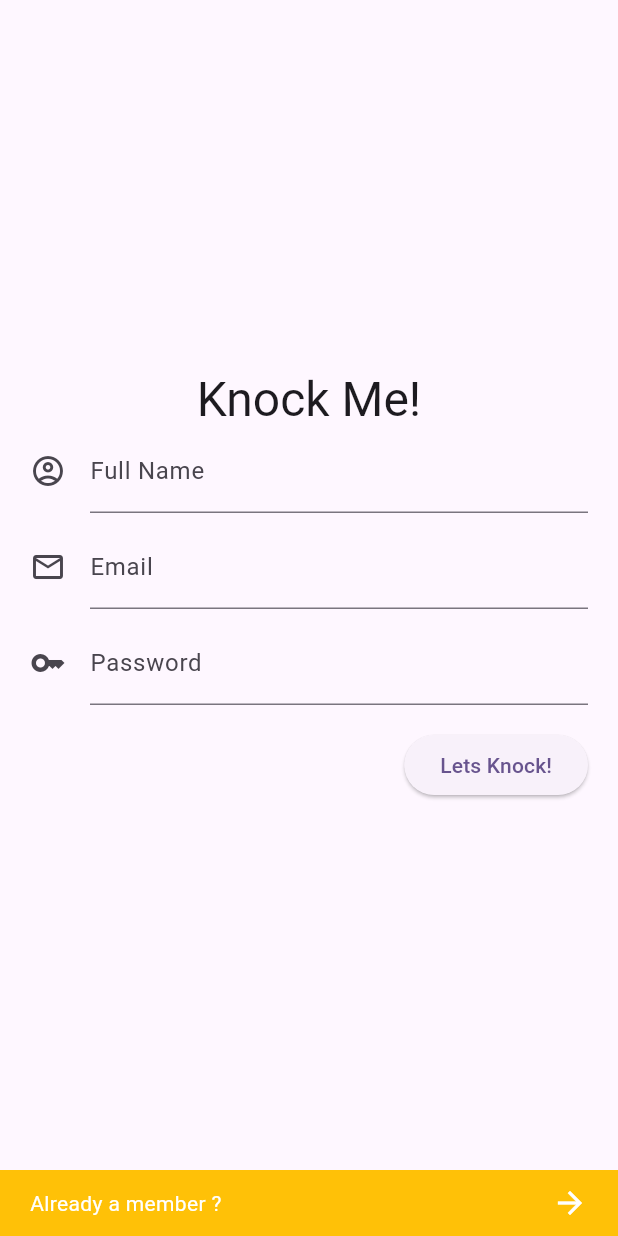
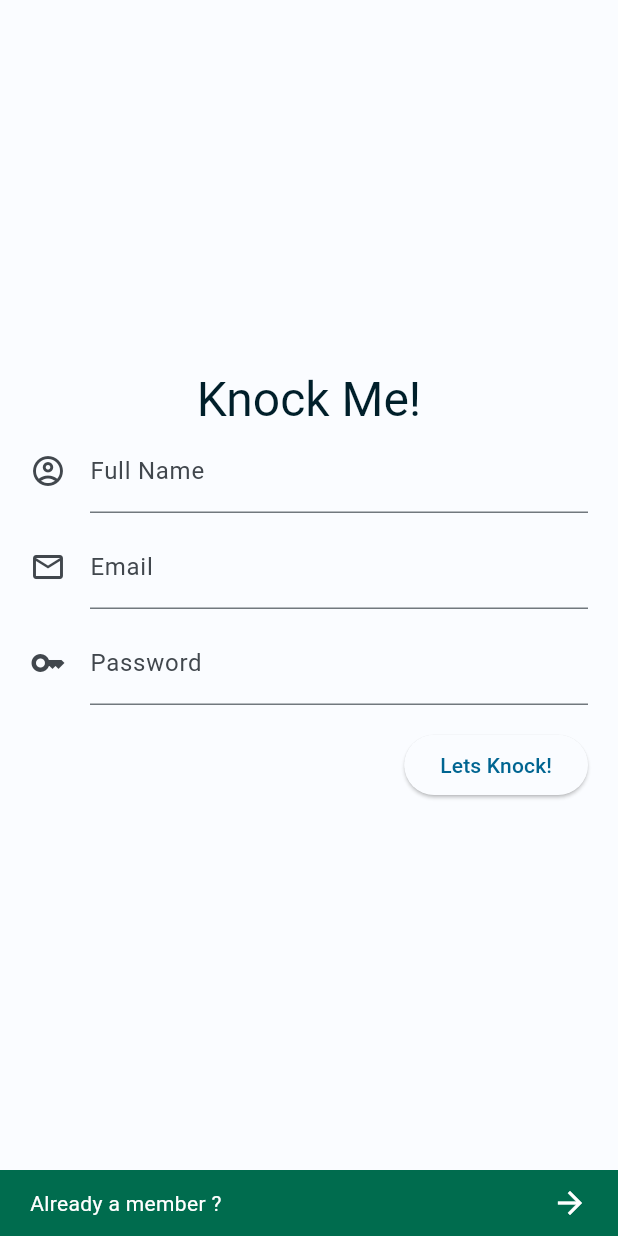
Before and after one commit to dipta-2707/knock_knock, a Flutter app: the screen it shows after launch, after a tap on "Join Now!", on a phone screen of 412 x 824 dp. Run offline on Flutter 3.47's test engine with Material 2 defaults, Android fonts, the phone set to English and light mode, and no system bars; our stand-ins replace cloud_firestore, firebase_auth, firebase_core, get, google_sign_in; missing offline and left inert: dart:ffi; accounts and stored records are empty; network calls fail.

Commit message:
add theme but not final

```diff
--- a/lib/api/api.dart
+++ b/lib/api/api.dart
@@ -127,7 +127,9 @@ class KnockApis {
         .snapshots();
   }
 
-  /// ----------------------   messages part -----------------
+  /// ----------------------   messages part ----------------- ------------------------
+  /// ============================================================
+  /// ========================                ======================
   // get message id
   static String getConversationId(String id) {
     if (currentUser.uid.compareTo(id) == -1) {
--- a/lib/controller/page/add_friend_controller.dart
+++ b/lib/controller/page/add_friend_controller.dart
@@ -20,7 +20,7 @@ class AddFriendController extends GetxController {
       //  email found and request sent
       KnockSnackBar.showSnackBar(
           context: Get.context!,
-          content: 'Added to your Knock list.',
+          content: 'Knock request sent.',
           snackBarType: SnackBarType.success);
     } else {
       // email not found or user not exits
--- a/lib/main.dart
+++ b/lib/main.dart
@@ -4,6 +4,7 @@ import 'package:get/get.dart';
 import 'package:knockme/config/route_config.dart';
 import 'package:knockme/view/pages/sigin_page.dart';
 
+import 'config/color_schemes.g.dart';
 import 'firebase_options.dart';
 
 void main() {
@@ -26,7 +27,7 @@ class MyApp extends StatelessWidget {
     return GetMaterialApp(
       title: 'Flutter Demo',
       theme: ThemeData(
-        colorScheme: ColorScheme.fromSeed(seedColor: Colors.deepPurple),
+        colorScheme: lightColorScheme,
         useMaterial3: true,
       ),
       initialRoute: RouteConfig.splashPageRouteName,
--- a/lib/view/pages/add_friend_page.dart
+++ b/lib/view/pages/add_friend_page.dart
@@ -32,15 +32,11 @@ class AddFriendPage extends GetView<AddFriendController> {
               children: [
                 Expanded(
                   child: ElevatedButton(
-                      style: const ButtonStyle(
-                          backgroundColor:
-                              MaterialStatePropertyAll(Colors.blueAccent)),
                       onPressed: () {
                         controller.addMyFriends();
                       },
                       child: const Text(
                         'Add',
-                        style: TextStyle(color: Colors.white),
                       )),
                 ),
               ],
--- a/lib/view/pages/home_page.dart
+++ b/lib/view/pages/home_page.dart
@@ -113,11 +113,10 @@ class HomePage extends GetView<HomePageController> {
     return Stack(
       children: [
         FloatingActionButton.small(
-          backgroundColor: Colors.blueAccent,
           onPressed: () {
             controller.gotoAddFriendPage();
           },
-          child: Icon(
+          child: const Icon(
             Icons.person_add_alt_1,
             color: Colors.white,
             size: 22.0,
--- a/lib/view/pages/sigin_page.dart
+++ b/lib/view/pages/sigin_page.dart
@@ -105,7 +105,7 @@ class SignInPage extends GetView<SignInController> {
             child: Container(
               padding:
                   const EdgeInsets.symmetric(horizontal: 20.0, vertical: 10.0),
-              color: Colors.amber,
+              color: Theme.of(context).colorScheme.secondary,
               child: const Row(
                 mainAxisAlignment: MainAxisAlignment.spaceBetween,
                 children: [
--- a/lib/view/pages/signUp_page.dart
+++ b/lib/view/pages/signUp_page.dart
@@ -72,7 +72,7 @@ class SignUpPage extends GetView<SignUpController> {
             child: Container(
               padding:
                   const EdgeInsets.symmetric(horizontal: 20.0, vertical: 10.0),
-              color: Colors.amber,
+              color: Theme.of(context).colorScheme.secondary,
               child: const Row(
                 mainAxisAlignment: MainAxisAlignment.spaceBetween,
                 children: [
```
Also changed, not shown: lib/config/color_schemes.g.dart (added).
